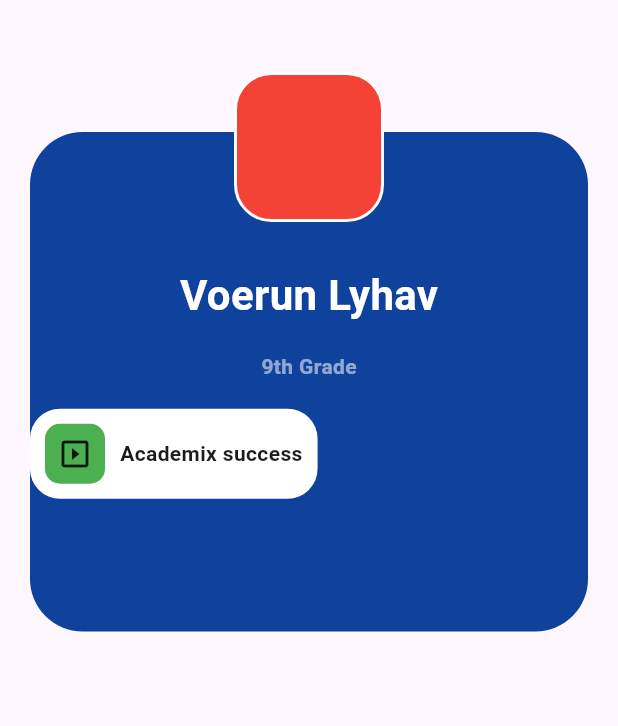
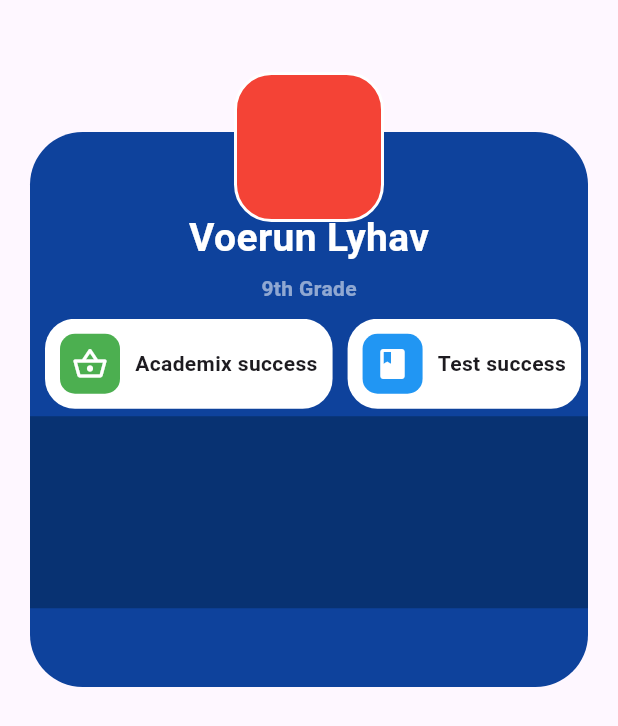
Before and after one commit to lyhav-gif/home_screen_, a Flutter app: the screen it shows after launch, on a phone screen of 412 x 824 dp. Shown: the top 726 px of the screen. Run offline on Flutter 3.47's test engine with Material 3 defaults, Android fonts, the phone set to English and light mode, and no system bars.

Commit message:
update code here

```diff
--- a/lib/home_scree.dart
+++ b/lib/home_scree.dart
@@ -1,13 +1,36 @@
 import 'package:flutter/material.dart';
 
 class HomeScree extends StatelessWidget {
-  const HomeScree({super.key});
+  HomeScree({super.key});
 
   @override
   Widget build(BuildContext context) {
     return Scaffold(body: _buildBody);
   }
 
+  final List<String> _slideRowTitle = [
+    "Academix success",
+    "Test success",
+    "Exam success",
+    "Final success",
+    "Graduation success",
+  ];
+
+  final List<IconData> _slideRowIcon = [
+    Icons.shopping_basket_outlined,
+    Icons.book,
+    Icons.bookmarks_outlined,
+    Icons.school_outlined,
+    Icons.slideshow_outlined,
+  ];
+
+  final List<Color> _slideRowColor = [
+    Colors.green,
+    Colors.blue,
+    Colors.orange,
+    Colors.purple,
+    Colors.red,
+  ];
   get _buildBody => Column(
     children: [
       SizedBox(height: 68),
@@ -17,7 +40,7 @@ class HomeScree extends StatelessWidget {
         children: [
           Container(
             margin: const EdgeInsets.all(20),
-            height: 333,
+            height: 370,
             width: double.infinity,
             decoration: BoxDecoration(
               color: const Color.fromARGB(255, 14, 66, 156),
@@ -29,12 +52,12 @@ class HomeScree extends StatelessWidget {
               crossAxisAlignment: CrossAxisAlignment.center,
               children: [
                 Column(
-                  spacing: 18,
+                  spacing: 5,
                   children: [
                     Text(
                       "Voerun Lyhav",
                       style: TextStyle(
-                        fontSize: 28,
+                        fontSize: 26,
                         fontWeight: FontWeight.bold,
                         color: Colors.white,
                       ),
@@ -47,7 +70,9 @@ class HomeScree extends StatelessWidget {
                         color: Colors.white54,
                       ),
                     ),
+                    SizedBox(),
                     _slideRow,
+                    _bottomCard,
                   ],
                 ),
               ],
@@ -70,9 +95,14 @@ class HomeScree extends StatelessWidget {
       ),
     ],
   );
-  get _slideRow => Row(
-    children: [
-      Container(
+  get _slideRow => SingleChildScrollView(
+    padding: EdgeInsets.only(left: 10),
+    scrollDirection: Axis.horizontal,
+    child: Row(
+      children: List.generate(
+        5,
+        (index) => Container(
+          margin: EdgeInsets.only(right: 10),
           padding: EdgeInsets.all(10),
           height: 60,
           decoration: BoxDecoration(
@@ -86,18 +116,21 @@ class HomeScree extends StatelessWidget {
                 height: 60,
                 width: 40,
                 decoration: BoxDecoration(
-                color: Colors.green,
+                  color: _slideRowColor[index],
                   borderRadius: BorderRadius.circular(10),
                 ),
-              child: Icon(Icons.slideshow),
+                child: Icon(_slideRowIcon[index], color: Colors.white),
               ),
               Text(
-              "Academix success",
+                _slideRowTitle[index],
                 style: TextStyle(fontWeight: FontWeight.bold),
               ),
             ],
           ),
         ),
-    ],
+      ),
+    ),
   );
+  get _bottomCard =>
+      Container(color: const Color.fromARGB(255, 8, 50, 114), height: 128);
 }
```
Lines whose indentation alone changed are shown as unchanged.
